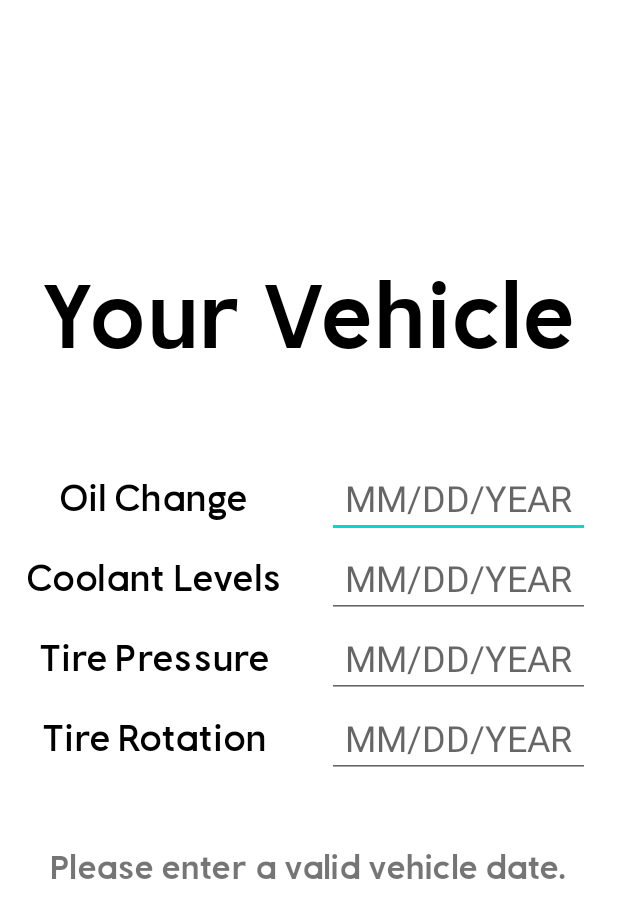
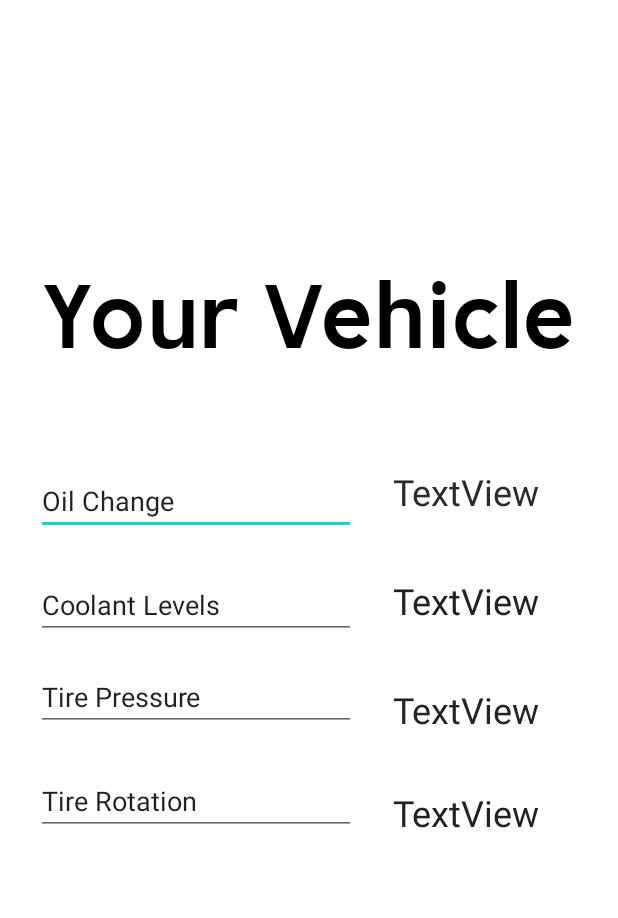
Before and after one commit to WeaverD9028/Team-AFK, an Android app: the layout activity_car_health.xml on its own in the app's theme, with its tools: preview values and no code run, on a phone screen of 412 x 824 dp. Shown: the top 918 px of the screen. Run offline under Robolectric (Android 15) with nearby library versions, the phone set to English and light mode, and no system bars.

Commit message:
Google API and Vehicle Issues

```diff
--- a/app/build.gradle
+++ b/app/build.gradle
@@ -57,6 +57,7 @@ dependencies {
     implementation("androidx.fragment:fragment-ktx:1.5.5")
     implementation("androidx.coordinatorlayout:coordinatorlayout:1.2.0")
     implementation 'com.google.android.gms:play-services-location:21.0.1'
+    implementation 'com.android.car.ui:car-ui-lib:2.0.0'
     testImplementation 'junit:junit:4.13.2'
     androidTestImplementation 'androidx.test.ext:junit:1.1.4'
     androidTestImplementation 'androidx.test.espresso:espresso-core:3.5.0'
--- a/app/src/main/AndroidManifest.xml
+++ b/app/src/main/AndroidManifest.xml
@@ -74,6 +74,7 @@
         <activity android:name=".MenuActivity" />
         <activity android:name=".VehicleIssues" />
         <activity android:name=".SearchIssues" />
+        <activity android:name=".CarHealthActivity" />
         <activity android:name=".GoogleMapsActivity" />
     </application>
 
--- a/app/src/main/java/com/example/autoaid/SymptomsActivity.kt
+++ b/app/src/main/java/com/example/autoaid/SymptomsActivity.kt
@@ -66,10 +66,10 @@ class SymptomsActivity :AppCompatActivity(){
         Toast.makeText(this@SymptomsActivity, msg, Toast.LENGTH_SHORT).show()
     }
 
-    companion object {
+    /*companion object {
         //In order to use the spinner we need a list of options to display in the drop down
         val allIssues = arrayOf("NONE", "FLAT TIRES", "SQUEAKY OR GRINDY BREAKS", "CAR WILL NOT START", "SHAKY STEERING WHEEL",
             "NOISY ENGINE", "A/C ISSUES", "WARNING LIGHT(S)")
-    }
+    }*/
 
 }
--- a/app/src/main/res/layout/activity_car_health.xml
+++ b/app/src/main/res/layout/activity_car_health.xml
@@ -20,154 +20,102 @@
         app:layout_constraintTop_toTopOf="parent"
         tools:text="Your Vehicle" />
 
-    <TableLayout
-        android:id="@+id/tableLayout"
-        android:layout_width="0dp"
-        android:layout_height="0dp"
-        android:gravity="center_horizontal|center_vertical"
-        app:layout_constraintBottom_toBottomOf="parent"
-        app:layout_constraintEnd_toEndOf="parent"
-        app:layout_constraintStart_toStartOf="parent"
-        app:layout_constraintTop_toTopOf="parent">
-
-        <TableRow
-            android:layout_width="match_parent"
-            android:layout_height="match_parent"
-            android:gravity="center"
-            android:orientation="horizontal">
 
     <TextView
-                android:id="@+id/oilChangeText"
+        android:id="@+id/txtdate1"
         android:layout_width="wrap_content"
         android:layout_height="wrap_content"
-                android:layout_gravity="center"
-                android:fontFamily="@font/warming_semibold"
-                android:paddingRight="30sp"
-                android:text="Oil Change"
-                android:textAlignment="viewStart"
-                android:textColor="#000000"
+        android:layout_marginTop="64dp"
+        android:layout_marginEnd="52dp"
+        android:text="TextView"
+        android:textColor="#2B2929"
         android:textSize="24sp"
-                tools:text="Oil Change" />
+        app:layout_constraintEnd_toEndOf="parent"
+        app:layout_constraintTop_toBottomOf="@+id/carHealthTitle" />
 
     <EditText
-                android:id="@+id/oilDateText"
+        android:id="@+id/Oilchangetext"
         android:layout_width="wrap_content"
         android:layout_height="wrap_content"
-                android:width="175sp"
+        android:layout_marginStart="24dp"
+        android:layout_marginTop="64dp"
         android:ems="10"
-                android:hint="MM/DD/YEAR"
-                android:inputType="date"
-                android:textAlignment="center"
-                android:textSize="24sp" />
+        android:inputType="textPersonName"
+        android:text="Oil Change"
+        app:layout_constraintStart_toStartOf="parent"
+        app:layout_constraintTop_toBottomOf="@+id/carHealthTitle" />
 
-        </TableRow>
+    <EditText
+        android:id="@+id/CoolantLevelsText"
+        android:layout_width="wrap_content"
+        android:layout_height="wrap_content"
+        android:layout_marginStart="24dp"
+        android:layout_marginTop="24dp"
+        android:ems="10"
+        android:inputType="textPersonName"
+        android:text="Coolant Levels"
+        app:layout_constraintStart_toStartOf="parent"
+        app:layout_constraintTop_toBottomOf="@+id/Oilchangetext" />
 
-        <TableRow
-            android:layout_width="match_parent"
-            android:layout_height="match_parent"
-            android:gravity="center"
-            android:orientation="horizontal">
+    <EditText
+        android:id="@+id/TirePressureText"
+        android:layout_width="wrap_content"
+        android:layout_height="wrap_content"
+        android:layout_marginStart="24dp"
+        android:layout_marginTop="16dp"
+        android:ems="10"
+        android:inputType="textPersonName"
+        android:text="Tire Pressure"
+        app:layout_constraintStart_toStartOf="parent"
+        app:layout_constraintTop_toBottomOf="@+id/CoolantLevelsText" />
 
     <TextView
-                android:id="@+id/coolantText"
+        android:id="@+id/txtdate2"
         android:layout_width="wrap_content"
         android:layout_height="wrap_content"
-                android:layout_gravity="center"
-                android:fontFamily="@font/warming_semibold"
-                android:paddingRight="30sp"
-                android:text="Coolant Levels"
-                android:textAlignment="textStart"
-                android:textColor="#000000"
+        android:layout_marginTop="40dp"
+        android:layout_marginEnd="52dp"
+        android:text="TextView"
+        android:textColor="#222020"
         android:textSize="24sp"
-                tools:text="Coolant Levels" />
+        app:layout_constraintEnd_toEndOf="parent"
+        app:layout_constraintTop_toBottomOf="@+id/txtdate1" />
+
+    <TextView
+        android:id="@+id/txtdate3"
+        android:layout_width="wrap_content"
+        android:layout_height="wrap_content"
+        android:layout_marginTop="40dp"
+        android:layout_marginEnd="52dp"
+        android:text="TextView"
+        android:textColor="#252424"
+        android:textSize="24sp"
+        app:layout_constraintEnd_toEndOf="parent"
+        app:layout_constraintTop_toBottomOf="@+id/txtdate2" />
 
     <EditText
-                android:id="@+id/coolantDateText"
+        android:id="@+id/TireRotationText"
         android:layout_width="wrap_content"
         android:layout_height="wrap_content"
-                android:layout_gravity="center"
-                android:width="175sp"
+        android:layout_marginStart="24dp"
+        android:layout_marginTop="24dp"
         android:ems="10"
-                android:hint="MM/DD/YEAR"
-                android:inputType="date"
-                android:textAlignment="center"
-                android:textSize="24sp" />
-        </TableRow>
-
-        <TableRow
-            android:layout_width="match_parent"
-            android:layout_height="match_parent"
-            android:gravity="center"
-            android:orientation="horizontal">
+        android:inputType="textPersonName"
+        android:text="Tire Rotation"
+        app:layout_constraintStart_toStartOf="parent"
+        app:layout_constraintTop_toBottomOf="@+id/TirePressureText" />
 
     <TextView
-                android:id="@+id/pressureChangeText"
+        android:id="@+id/txtdate4"
         android:layout_width="wrap_content"
         android:layout_height="wrap_content"
-                android:layout_gravity="center"
-                android:fontFamily="@font/warming_semibold"
-                android:paddingRight="30sp"
-                android:text="Tire Pressure"
-                android:textColor="#000000"
+        android:layout_marginTop="36dp"
+        android:layout_marginEnd="52dp"
+        android:text="TextView"
+        android:textColor="#232222"
         android:textSize="24sp"
-                tools:text="Tire Pressure" />
+        app:layout_constraintEnd_toEndOf="parent"
+        app:layout_constraintTop_toBottomOf="@+id/txtdate3" />
 
-            <EditText
-                android:id="@+id/pressureDateText"
-                android:layout_width="wrap_content"
-                android:layout_height="wrap_content"
-                android:width="175sp"
-                android:ems="10"
-                android:hint="MM/DD/YEAR"
-                android:inputType="date"
-                android:textAlignment="center"
-                android:textSize="24sp" />
-        </TableRow>
-
-        <TableRow
-            android:layout_width="match_parent"
-            android:layout_height="match_parent"
-            android:gravity="center"
-            android:orientation="horizontal">
-
-            <TextView
-                android:id="@+id/rotationText"
-                android:layout_width="wrap_content"
-                android:layout_height="wrap_content"
-                android:layout_gravity="center"
-                android:fontFamily="@font/warming_semibold"
-                android:paddingRight="30sp"
-                android:text="Tire Rotation"
-                android:textAlignment="viewStart"
-                android:textColor="#000000"
-                android:textSize="24sp"
-                tools:text="Tire Rotation" />
-
-            <EditText
-                android:id="@+id/rotationDateText"
-                android:layout_width="wrap_content"
-                android:layout_height="wrap_content"
-                android:layout_gravity="center"
-                android:width="175sp"
-                android:ems="10"
-                android:hint="MM/DD/YEAR"
-                android:inputType="date"
-                android:textAlignment="center"
-                android:textSize="24sp" />
-        </TableRow>
-
-    </TableLayout>
-
-    <TextView
-        android:id="@+id/textView"
-        android:layout_width="wrap_content"
-        android:layout_height="wrap_content"
-        android:layout_marginBottom="232dp"
-        android:fontFamily="@font/warming_bold"
-        android:text="Please enter a valid vehicle date."
-        android:textSize="22sp"
-        app:layout_constraintBottom_toBottomOf="parent"
-        app:layout_constraintEnd_toEndOf="parent"
-        app:layout_constraintStart_toStartOf="parent" />
 
 </androidx.constraintlayout.widget.ConstraintLayout>
--- a/build.gradle
+++ b/build.gradle
@@ -1,6 +1,6 @@
 buildscript {
     dependencies {
-        classpath 'com.google.gms:google-services:4.3.10'
+        classpath 'com.google.gms:google-services:4.3.15'
     }
 }// Top-level build file where you can add configuration options common to all sub-projects/modules.
 plugins {
```
Also changed, not shown: app/src/main/java/com/example/autoaid/CarHealthActivity.kt (+24 -6 lines), app/src/main/java/com/example/autoaid/SearchIssues.kt (+45 -12 lines), app/src/main/java/com/example/autoaid/VehicleIssues.kt (+24 -1 lines), app/src/main/res/layout/activity_search_issues.xml (+10 -2 lines), app/src/main/res/layout/activity_vehicle_issues.xml (+50 -55 lines). Lines whose indentation alone changed are shown as unchanged.
